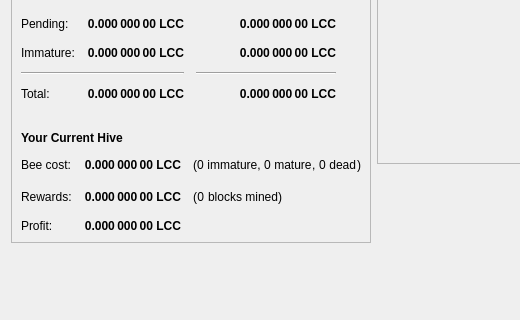
litecoincash-project/litecoincash, file src/qt/forms/overviewpage.ui: the form before one commit; both pictures show x 0 to 520 and y 107 to 427 of the 665 by 427 pixel window.
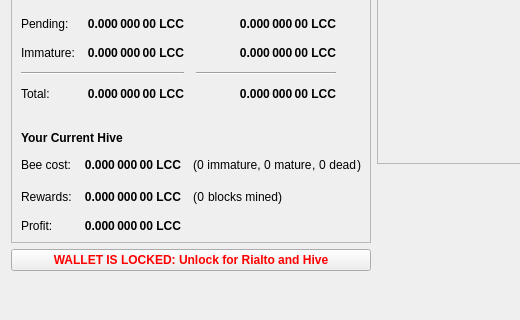
The form after the commit. Icons and pictures are not drawn.

What changed in the file:
```diff
--- a/src/qt/forms/overviewpage.ui
+++ b/src/qt/forms/overviewpage.ui
@@ -733,6 +733,36 @@
          </layout>
         </widget>
        </item>
+       <item>
+        <widget class="QPushButton" name="unlockWalletButton">
+         <property name="minimumSize">
+          <size>
+           <width>100</width>
+           <height>0</height>
+          </size>
+         </property>
+         <property name="font">
+          <font>
+           <weight>75</weight>
+           <bold>true</bold>
+          </font>
+         </property>
+         <property name="toolTip">
+          <string>Click to unlock your wallet for Hive Mining and Rialto messaging. Note that this doesn't unlock the wallet for transactions; you must
+still fully unlock it to send funds.</string>
+         </property>
+         <property name="styleSheet">
+          <string notr="true">color:red;</string>
+         </property>
+         <property name="text">
+          <string>WALLET IS LOCKED: Unlock for Rialto and Hive</string>
+         </property>
+         <property name="icon">
+          <iconset resource="../bitcoin.qrc">
+           <normaloff>:/icons/lock_closed</normaloff>:/icons/lock_closed</iconset>
+         </property>
+        </widget>
+       </item>
        <item>
         <spacer name="verticalSpacer">
          <property name="orientation">
```
